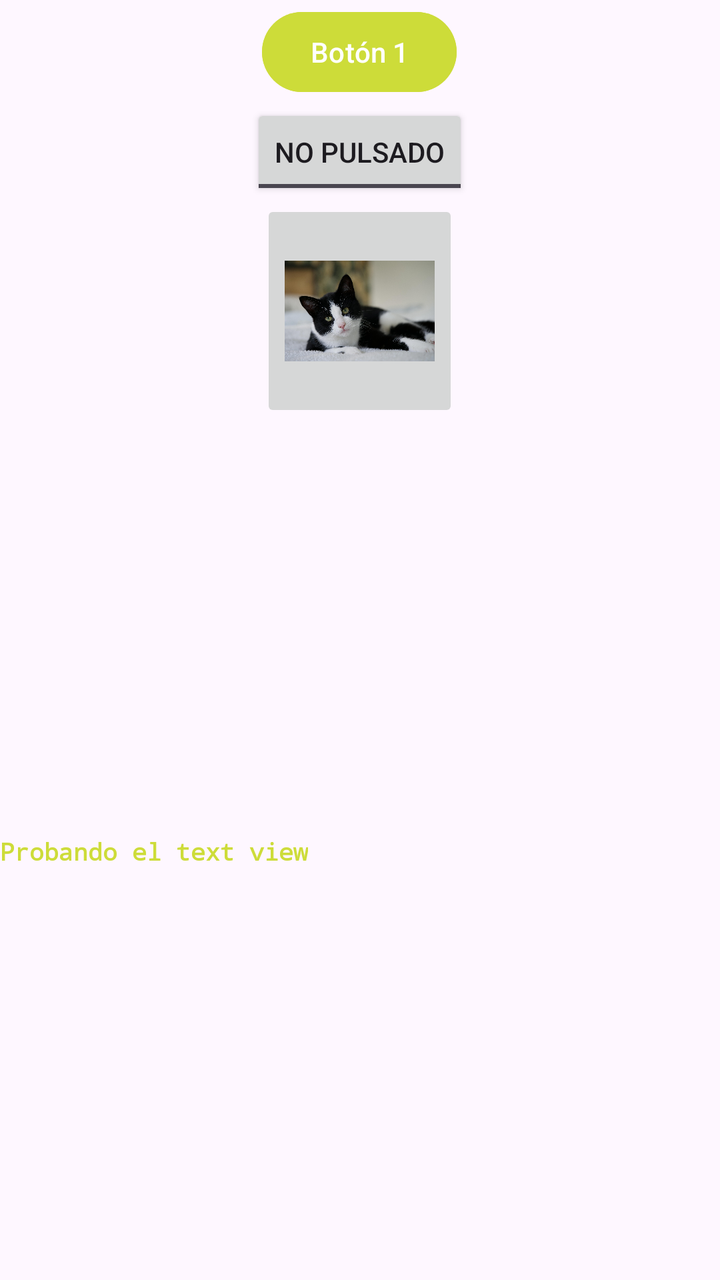
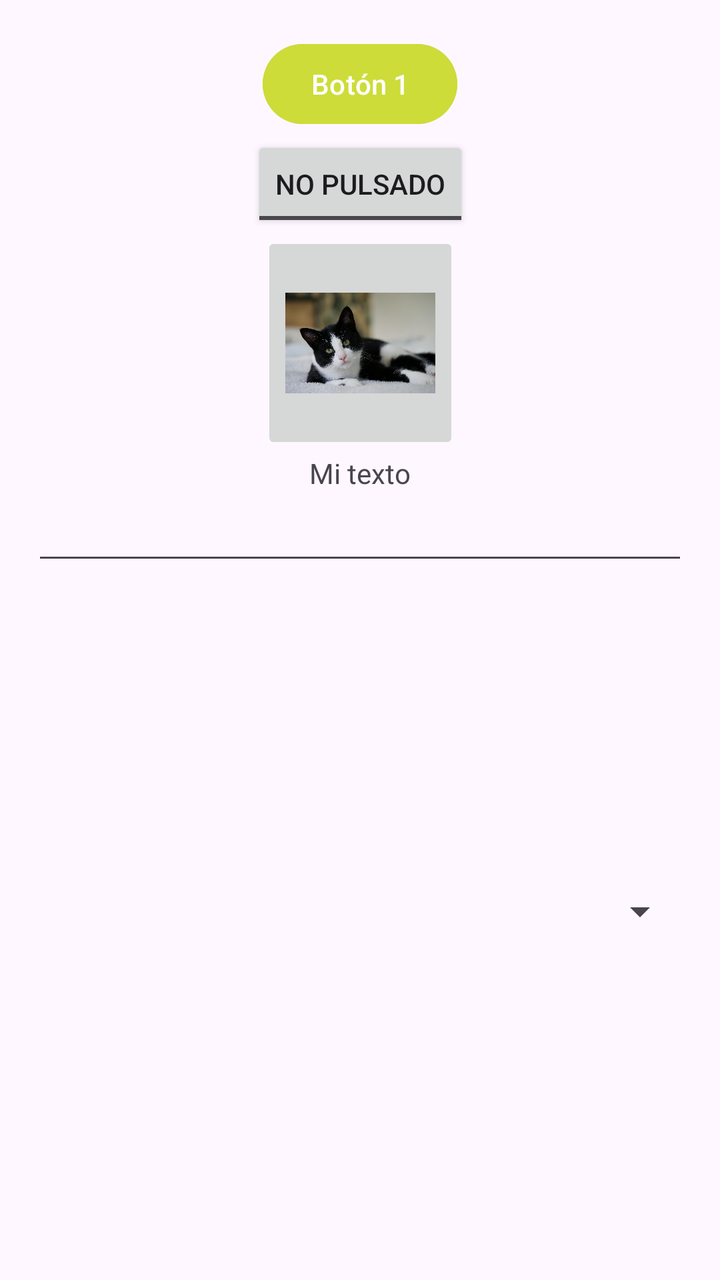

An Android layout rendered at two revisions. The XML below is the earlier revision; the diff shows what the commit changed to produce the second picture.
<!-- AndroidManifest.xml: application theme Theme.Tema4InterfacesDeUsuario -->
<!-- res/layout/activity_main.xml -->
<?xml version="1.0" encoding="utf-8"?>
<GridLayout xmlns:android="http://schemas.android.com/apk/res/android"
    xmlns:tools="http://schemas.android.com/tools"
    android:id="@+id/main"
    android:layout_width="match_parent"
    android:layout_height="match_parent"
    android:columnCount="1"
    android:gravity="center"
    tools:context=".MainActivity">

    <Button
        android:layout_width="wrap_content"
        android:layout_height="wrap_content"
        android:layout_gravity="center"
        android:layout_margin="2dp"
        android:backgroundTint="#CDDC39"
        android:text="Botón 1" />

    <ToggleButton
        android:id="@+id/miToggleButton"
        android:layout_width="wrap_content"
        android:layout_height="wrap_content"
        android:layout_gravity="center"
        android:textOn="Pulsado"
        android:textOff="No pulsado" />

    <ImageButton
        android:id="@+id/miImageButton"
        android:layout_width="99dp"
        android:layout_height="111dp"
        android:layout_gravity="center"
        android:src="@drawable/imagen2"
        android:contentDescription="Botón de imagen"
        android:scaleType="fitCenter" />

    <TextView
        android:id="@+id/texto"
        android:layout_width="wrap_content"
        android:layout_height="wrap_content"
        android:layout_gravity="center_vertical"
        android:text="Probando el text view"
        android:textColor="#CDDC39"
        android:textStyle="bold"
        android:textSize="12sp" android:typeface="monospace" />

</GridLayout>
<!-- resources referenced by this layout -->
<resources>
  <!-- drawable imagen2: jpg bitmap (drawable, 354804 bytes) -->
  <style name="Theme.Tema4InterfacesDeUsuario" parent="Base.Theme.Tema4InterfacesDeUsuario" />
  <style name="Base.Theme.Tema4InterfacesDeUsuario" parent="Theme.Material3.DayNight.NoActionBar">
          
          
      </style>
</resources>

<!-- the commit's change to res/layout/activity_main.xml (unified diff, before → after) -->
@@ -6,6 +6,7 @@
     android:layout_height="match_parent"
     android:columnCount="1"
     android:gravity="center"
+    android:padding="16dp"
     tools:context=".MainActivity">
 
     <Button
@@ -37,10 +38,20 @@
         android:id="@+id/texto"
         android:layout_width="wrap_content"
         android:layout_height="wrap_content"
-        android:layout_gravity="center_vertical"
-        android:text="Probando el text view"
-        android:textColor="#CDDC39"
-        android:textStyle="bold"
-        android:textSize="12sp" android:typeface="monospace" />
+        android:layout_gravity="center"
+        android:text="Mi texto" />
+
+    <AutoCompleteTextView
+        android:id="@+id/miTexto"
+        android:layout_width="match_parent"
+        android:layout_height="wrap_content"
+        android:completionHint="Elige una opcion"
+        android:completionThreshold="4" />
+
+    <Spinner
+        android:id="@+id/miSpinner"
+        android:layout_width="match_parent"
+        android:layout_height="wrap_content"
+        android:layout_gravity="center" />
 
 </GridLayout>
